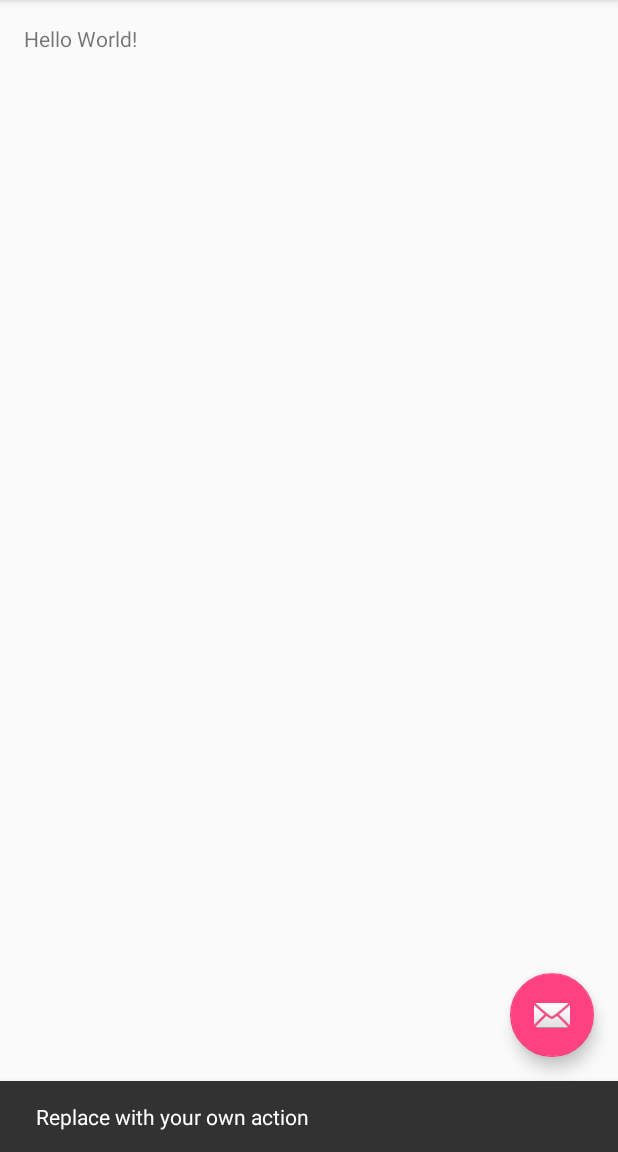
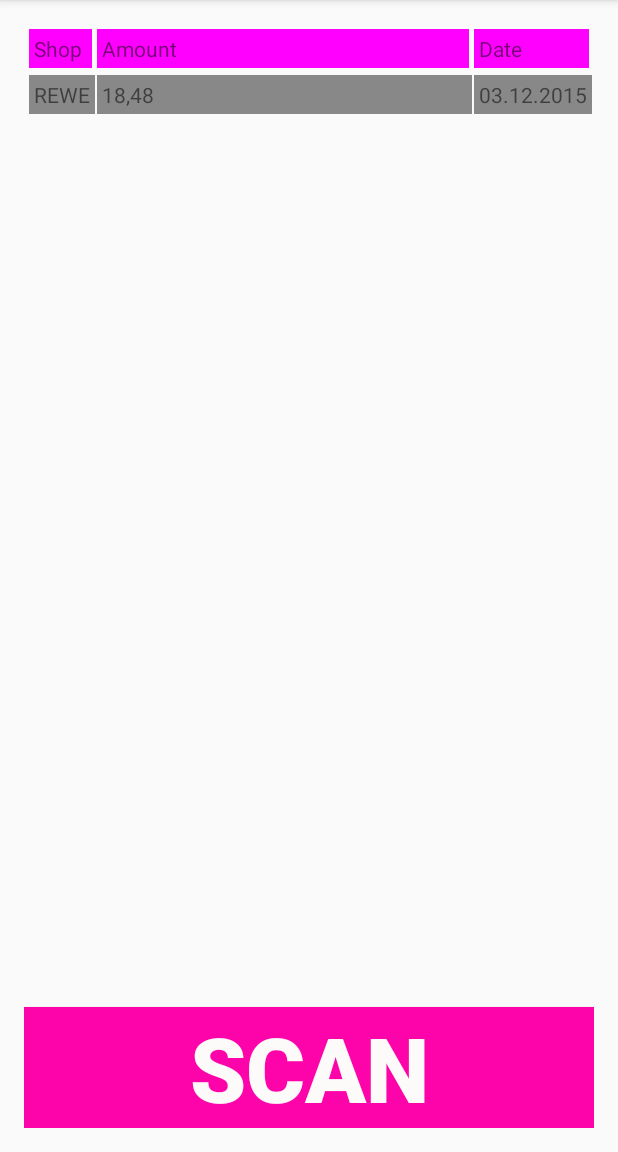
Before and after one commit to ThomasRoehl/ShopAdmin, an Android app: the screen it shows after launch (HelloWorldActivity before the commit, MainViewActivity after it), after a tap on an icon or button, on a phone screen of 412 x 824 dp, the part 84-1236 px from its top. Run offline under Robolectric (Android 15) with nearby library versions, the phone set to English and light mode, and no system bars.

Commit message:
Views and Activities

```diff
--- a/ShopAdminAndroid/ShopAdmin/app/build.gradle
+++ b/ShopAdminAndroid/ShopAdmin/app/build.gradle
@@ -6,7 +6,7 @@ android {
 
     defaultConfig {
         applicationId "de.systemengineering.shopadmin"
-        minSdkVersion 17
+        minSdkVersion 23
         targetSdkVersion 23
         versionCode 1
         versionName "1.0"
--- a/ShopAdminAndroid/ShopAdmin/app/src/main/java/de/systemengineering/shopadmin/HelloWorldActivity.java
+++ b/ShopAdminAndroid/ShopAdmin/app/src/main/java/de/systemengineering/shopadmin/HelloWorldActivity.java
@@ -8,6 +8,9 @@ import android.support.v7.widget.Toolbar;
 import android.view.View;
 import android.view.Menu;
 import android.view.MenuItem;
+import android.widget.Toast;
+import android.util.Log;
+import android.content.Intent;
 
 public class HelloWorldActivity extends AppCompatActivity {
 
@@ -22,8 +25,14 @@ public class HelloWorldActivity extends AppCompatActivity {
         fab.setOnClickListener(new View.OnClickListener() {
             @Override
             public void onClick(View view) {
-                Snackbar.make(view, "Replace with your own action", Snackbar.LENGTH_LONG)
-                        .setAction("Action", null).show();
+                //Snackbar.make(view, "Replace with your own action", Snackbar.LENGTH_LONG)
+                //        .setAction("Action", null).show();
+                Log.i("clicks","You Clicked a fab");
+                Intent i=new Intent(
+                        HelloWorldActivity.this,
+                        MainViewActivity.class);
+                startActivity(i);
+
             }
         });
     }
--- /dev/null
+++ b/ShopAdminAndroid/ShopAdmin/app/src/main/java/de/systemengineering/shopadmin/MainViewActivity.java
@@ -0,0 +1,179 @@
+package de.systemengineering.shopadmin;
+
+import android.app.Activity;
+import android.content.DialogInterface;
+import android.os.Bundle;
+import android.support.v7.app.AppCompatActivity;
+import android.view.Menu;
+import android.widget.Button;
+import android.view.View;
+import android.util.Log;
+import android.content.Intent;
+import android.widget.TableLayout;
+import android.widget.TableRow;
+import android.widget.TableRow.LayoutParams;
+import android.graphics.Color;
+import android.widget.FrameLayout;
+import android.widget.LinearLayout;
+import android.widget.TableLayout;
+import android.widget.TableRow;
+import android.widget.TableRow.LayoutParams;
+import android.widget.TextView;
+
+/**
+ * Created by SZC on 03.12.2015.
+ */
+public class MainViewActivity extends AppCompatActivity implements View.OnClickListener {
+    TableLayout tl;
+    TableRow tr;
+    TextView label;
+    PermissionHandling ph;
+
+    @Override
+    protected void onCreate(Bundle savedInstanceState) {
+        super.onCreate(savedInstanceState);
+        setContentView(R.layout.mainview);
+
+        ph = new PermissionHandling();
+        ph.getPermissionToUseCamera(this);
+
+        Button btn_Scan = (Button) findViewById(R.id.btn_Scan);
+        btn_Scan.setOnClickListener(this);
+
+        tl = (TableLayout) findViewById(R.id.tbl_Main);
+        addData();
+
+    }
+
+    @Override
+    public boolean onCreateOptionsMenu(Menu menu) {
+        // Inflate the menu; this adds items to the action bar if it is present.
+        getMenuInflater().inflate(R.menu.menu_hello_world, menu);
+        return true;
+    }
+
+    public void onClick(View view) {
+        Log.i("clicks", "You clicked Button Scan");
+        Intent i=new Intent(
+                MainViewActivity.this,
+                CameraViewActivity.class);
+        startActivity(i);
+
+    }
+
+    public void onClickTable(View veiw) {
+        Log.i("clicks", "You clicked the Table");
+    }
+
+    void addHeader(){
+        /** <span class="IL_AD" id="IL_AD4">Create</span> a TableRow dynamically **/
+        tr = new TableRow(this);
+
+        /** Creating a TextView to add to the row **/
+        label = new TextView(this);
+        label.setText("Shop");
+        label.setLayoutParams(new LayoutParams(LayoutParams.WRAP_CONTENT,
+                LayoutParams.WRAP_CONTENT));
+        label.setPadding(5, 5, 5, 5);
+        label.setBackgroundColor(Color.MAGENTA);
+        LinearLayout Ll = new LinearLayout(this);
+        LinearLayout.LayoutParams params = new LinearLayout.LayoutParams(LayoutParams.MATCH_PARENT,
+                LayoutParams.WRAP_CONTENT);
+        params.setMargins(5, 5, 5, 5);
+        //Ll.setPadding(10, 5, 5, 5);
+        Ll.addView(label,params);
+        tr.addView((View)Ll); // Adding textView to tablerow.
+
+        /** Creating Qty Button **/
+        TextView amount = new TextView(this);
+        amount.setText("Amount");
+        amount.setLayoutParams(new LayoutParams(LayoutParams.WRAP_CONTENT,
+                LayoutParams.WRAP_CONTENT));
+        amount.setPadding(5, 5, 5, 5);
+        amount.setBackgroundColor(Color.MAGENTA);
+        Ll = new LinearLayout(this);
+        params = new LinearLayout.LayoutParams(LayoutParams.MATCH_PARENT,
+                LayoutParams.WRAP_CONTENT);
+        params.setMargins(0, 5, 5, 5);
+        //Ll.setPadding(10, 5, 5, 5);
+        Ll.addView(amount,params);
+        tr.addView((View)Ll); // Adding textview to tablerow.
+
+        /** Creating Qty Button **/
+        TextView date = new TextView(this);
+        date.setText("Date");
+        date.setLayoutParams(new LayoutParams(LayoutParams.WRAP_CONTENT,
+                LayoutParams.WRAP_CONTENT));
+        date.setPadding(5, 5, 5, 5);
+        date.setBackgroundColor(Color.MAGENTA);
+        Ll = new LinearLayout(this);
+        params = new LinearLayout.LayoutParams(LayoutParams.MATCH_PARENT,
+                LayoutParams.WRAP_CONTENT);
+        params.setMargins(0, 5, 5, 5);
+        //Ll.setPadding(10, 5, 5, 5);
+        Ll.addView(date,params);
+        tr.addView((View)Ll); // Adding textview to tablerow.
+
+        // Add the TableRow to the TableLayout
+        tl.addView(tr, new TableLayout.LayoutParams(
+                LayoutParams.FILL_PARENT,
+                LayoutParams.WRAP_CONTENT));
+    }
+
+    public void addData() {
+
+        addHeader();
+
+        /** Create a TableRow dynamically **/
+        tr = new TableRow(this);
+
+        /** Creating a TextView to add to the row **/
+        label = new TextView(this);
+        label.setText("REWE");
+        label.setLayoutParams(new LayoutParams(LayoutParams.WRAP_CONTENT,
+                LayoutParams.WRAP_CONTENT));
+        label.setPadding(5, 5, 5, 5);
+        label.setBackgroundColor(Color.GRAY);
+        LinearLayout Ll = new LinearLayout(this);
+        LinearLayout.LayoutParams params = new LinearLayout.LayoutParams(LayoutParams.FILL_PARENT,
+                LayoutParams.WRAP_CONTENT);
+        params.setMargins(5, 2, 2, 2);
+        //Ll.setPadding(10, 5, 5, 5);
+        Ll.addView(label, params);
+        tr.addView((View) Ll); // Adding textView to tablerow.
+
+        /** Creating Qty Button **/
+        TextView amount = new TextView(this);
+        amount.setText("18,48");
+        amount.setLayoutParams(new LayoutParams(LayoutParams.WRAP_CONTENT,
+                LayoutParams.WRAP_CONTENT));
+        amount.setPadding(5, 5, 5, 5);
+        amount.setBackgroundColor(Color.GRAY);
+        Ll = new LinearLayout(this);
+        params = new LinearLayout.LayoutParams(LayoutParams.FILL_PARENT,
+                LayoutParams.WRAP_CONTENT);
+        params.setMargins(0, 2, 2, 2);
+        //Ll.setPadding(10, 5, 5, 5);
+        Ll.addView(amount, params);
+        tr.addView((View) Ll); // Adding textview to tablerow.
+
+        TextView date = new TextView(this);
+        date.setText("03.12.2015");
+        date.setLayoutParams(new LayoutParams(LayoutParams.WRAP_CONTENT,
+                LayoutParams.WRAP_CONTENT));
+        date.setPadding(5, 5, 5, 5);
+        date.setBackgroundColor(Color.GRAY);
+        Ll = new LinearLayout(this);
+        params = new LinearLayout.LayoutParams(LayoutParams.FILL_PARENT,
+                LayoutParams.WRAP_CONTENT);
+        params.setMargins(0, 2, 2, 2);
+        //Ll.setPadding(10, 5, 5, 5);
+        Ll.addView(date, params);
+        tr.addView((View) Ll); // Adding textview to tablerow.
+
+        // Add the TableRow to the TableLayout
+        tl.addView(tr, new TableLayout.LayoutParams(
+                LayoutParams.FILL_PARENT,
+                LayoutParams.WRAP_CONTENT));
+    }
+}
--- /dev/null
+++ b/ShopAdminAndroid/ShopAdmin/app/src/main/java/de/systemengineering/shopadmin/PermissionHandling.java
@@ -0,0 +1,65 @@
+package de.systemengineering.shopadmin;
+
+import android.Manifest;
+import android.content.pm.PackageManager;
+import android.support.annotation.NonNull;
+import android.support.v4.content.ContextCompat;
+import android.support.v7.app.AppCompatActivity;
+import android.util.Log;
+import android.widget.Toast;
+import android.content.Context;
+import android.support.v4.content.ContextCompat;
+
+/**
+ * Created by SZC on 03.12.2015.
+ */
+public class PermissionHandling extends AppCompatActivity {
+    private static int CAMERA_PERMISSION = 1;
+
+    // Called when the user is performing an action which requires the app to read the
+    // user's contacts
+    public void getPermissionToUseCamera(Context context) {
+        // 1) Use the support library version ContextCompat.checkSelfPermission(...) to avoid
+        // checking the build version since Context.checkSelfPermission(...) is only available
+        // in Marshmallow
+        // 2) Always check for permission (even if permission has already been granted)
+        // since the user can revoke permissions at any time through Settings
+
+        if (ContextCompat.checkSelfPermission(context, Manifest.permission.CAMERA)
+                != PackageManager.PERMISSION_GRANTED) {
+
+            // The permission is NOT already granted.
+            // Check if the user has been asked about this permission already and denied
+            // it. If so, we want to give more explanation about why the permission is needed.
+            if (shouldShowRequestPermissionRationale(
+                    Manifest.permission.CAMERA)) {
+                // Show our own UI to explain to the user why we need to read the contacts
+                // before actually requesting the permission and showing the default UI
+            }
+
+            // Fire off an async request to actually get the permission
+            // This will show the standard permission request dialog UI
+            requestPermissions(new String[]{Manifest.permission.CAMERA},
+                    CAMERA_PERMISSION);
+        }
+    }
+
+    // Callback with the request from calling requestPermissions(...)
+    @Override
+    public void onRequestPermissionsResult(int requestCode,
+                                           @NonNull String permissions[],
+                                           @NonNull int[] grantResults) {
+        // Make sure it's our original READ_CONTACTS request
+        if (requestCode == 1) {
+            if (grantResults.length == 1 &&
+                    grantResults[0] == PackageManager.PERMISSION_GRANTED) {
+                Toast.makeText(this, "Camera permission granted", Toast.LENGTH_SHORT).show();
+            } else {
+                Toast.makeText(this, "Camera permission denied", Toast.LENGTH_SHORT).show();
+            }
+        } else {
+            super.onRequestPermissionsResult(requestCode, permissions, grantResults);
+        }
+    }
+
+}
--- /dev/null
+++ b/ShopAdminAndroid/ShopAdmin/app/src/main/res/layout/mainview.xml
@@ -0,0 +1,41 @@
+<?xml version="1.0" encoding="utf-8"?>
+<RelativeLayout xmlns:android="http://schemas.android.com/apk/res/android"
+    android:layout_width="fill_parent"
+    android:layout_height="fill_parent"
+    android:paddingLeft="16dp"
+    android:paddingRight="16dp"
+    android:paddingBottom="16dp"
+    android:paddingTop="16dp"
+    >
+
+
+    <ScrollView
+        android:layout_width="wrap_content"
+        android:layout_height="wrap_content"
+        android:fillViewport="true"
+        android:scrollbars  =  "none">
+
+        <TableLayout
+            android:layout_width="match_parent"
+            android:layout_height="wrap_content"
+            android:stretchColumns="1"
+            android:layout_alignParentTop="true"
+            android:id="@+id/tbl_Main"
+            android:onClick="onClickTable">
+        </TableLayout>
+    </ScrollView>
+
+    <Button
+        android:layout_width="match_parent"
+        android:layout_height="wrap_content"
+        android:text="Scan"
+        android:id="@+id/btn_Scan"
+        android:layout_weight="0.35"
+        android:clickable="true"
+        android:background="#fd03aa"
+        android:textColor="#fdfafa"
+        android:textStyle="bold"
+        android:textSize="60dp"
+        android:layout_alignParentBottom="true"
+        />
+</RelativeLayout>
```
Also changed, not shown: ShopAdminAndroid/ShopAdmin/app/src/main/AndroidManifest.xml (+18 -1 lines), ShopAdminAndroid/ShopAdmin/app/src/main/java/de/systemengineering/shopadmin/CameraBase.java (added, +73 -0 lines), ShopAdminAndroid/ShopAdmin/app/src/main/java/de/systemengineering/shopadmin/CameraPreview.java (added, +72 -0 lines), ShopAdminAndroid/ShopAdmin/app/src/main/java/de/systemengineering/shopadmin/CameraViewActivity.java (added, +76 -0 lines), ShopAdminAndroid/ShopAdmin/app/src/main/res/layout/cameraview.xml (added, +66 -0 lines).
